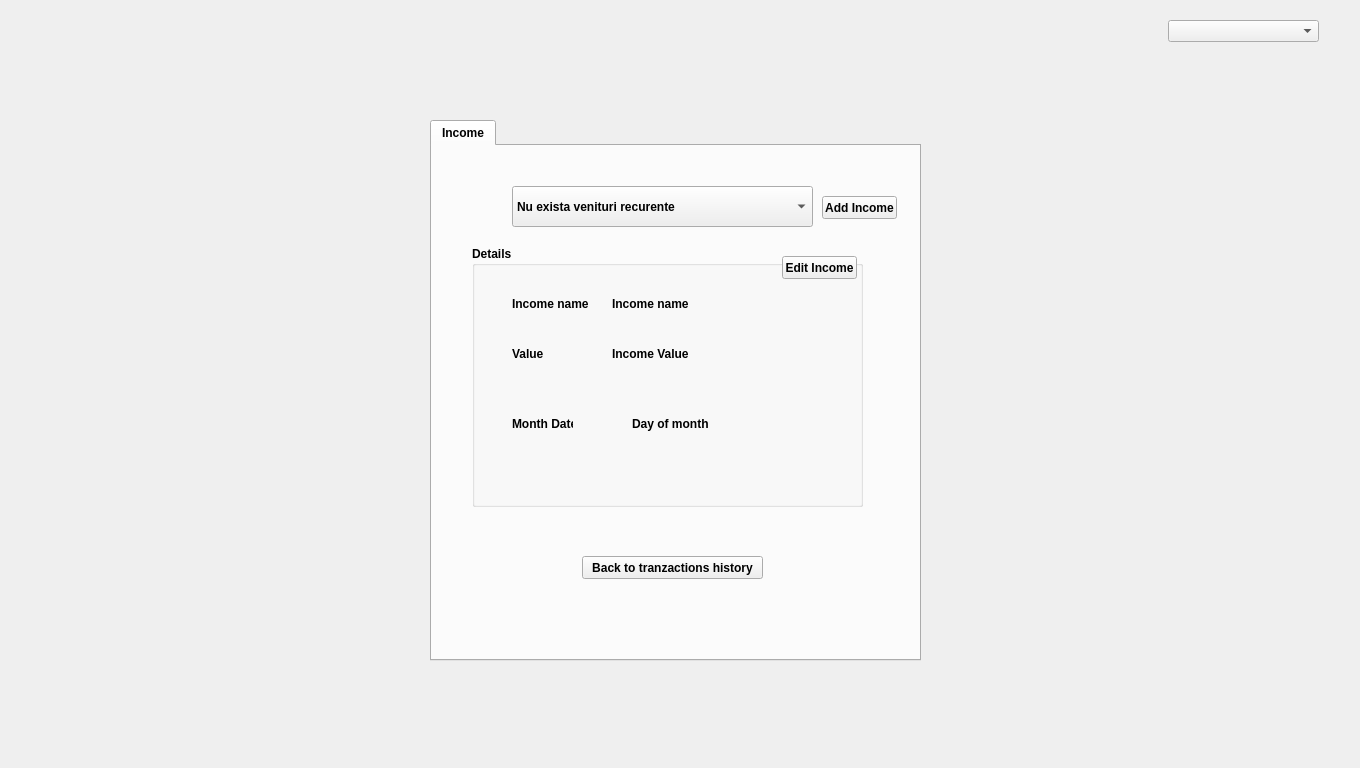
This is 3_Solution/CleverClient/dashboard.ui in georgecpp/CleverPocket as Qt 5 draws it before an edit. The edited form follows.
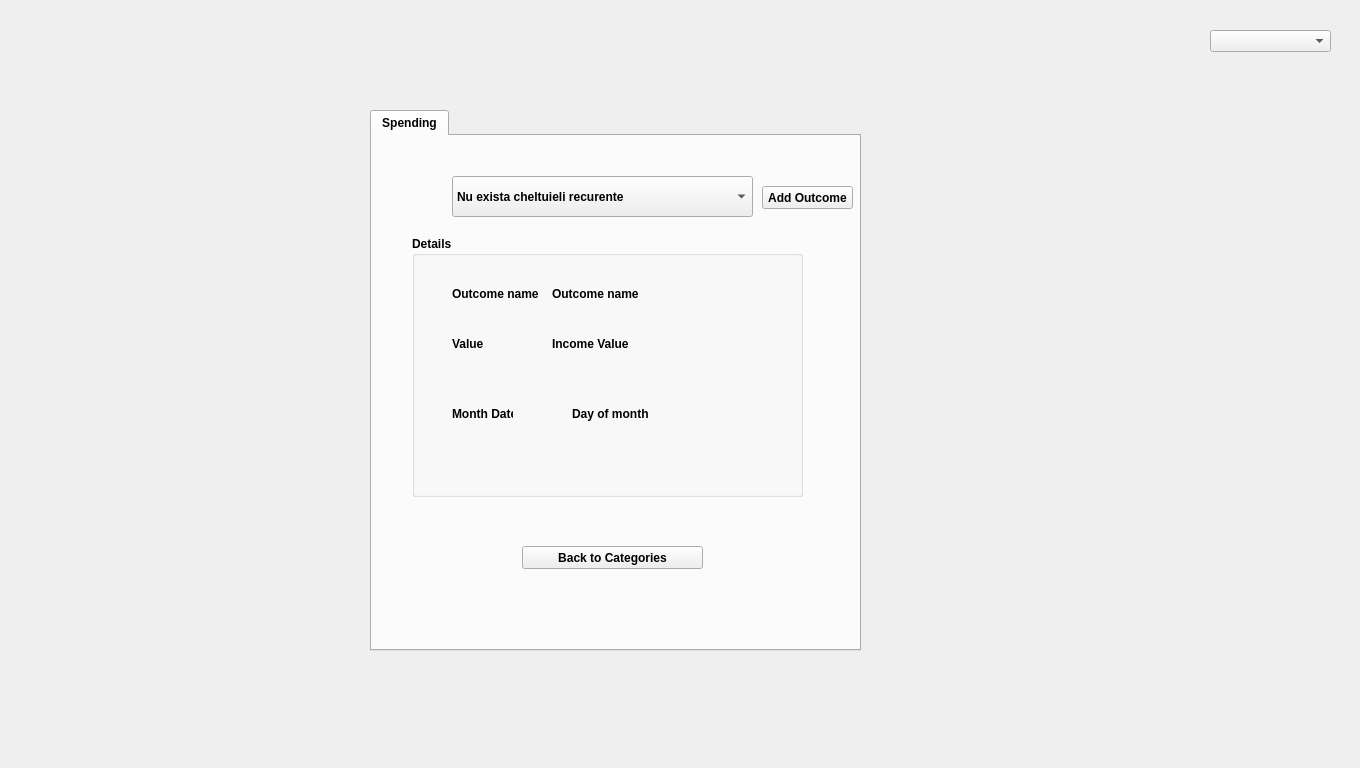
This is the edited form.

Commit message: [UPDATE]: Recurrent Spending/Income integrated

```diff
--- a/3_Solution/CleverClient/dashboard.ui
+++ b/3_Solution/CleverClient/dashboard.ui
@@ -37,7 +37,7 @@
     <string notr="true"/>
    </property>
    <property name="currentIndex">
-    <number>6</number>
+    <number>7</number>
    </property>
    <widget class="QWidget" name="dashboardPage">
     <widget class="QCommandLinkButton" name="financesCommandLinkButton">
@@ -1293,6 +1293,168 @@
      </widget>
     </widget>
    </widget>
+   <widget class="QWidget" name="periodicallyOutcomePage">
+    <widget class="QTabWidget" name="outcomeTabWidget">
+     <property name="geometry">
+      <rect>
+       <x>370</x>
+       <y>110</y>
+       <width>491</width>
+       <height>541</height>
+      </rect>
+     </property>
+     <property name="currentIndex">
+      <number>0</number>
+     </property>
+     <widget class="QWidget" name="outcomeTab">
+      <attribute name="title">
+       <string>Spending</string>
+      </attribute>
+      <widget class="QComboBox" name="outcomePicker">
+       <property name="geometry">
+        <rect>
+         <x>80</x>
+         <y>40</y>
+         <width>301</width>
+         <height>41</height>
+        </rect>
+       </property>
+       <item>
+        <property name="text">
+         <string>Nu exista cheltuieli recurente</string>
+        </property>
+       </item>
+      </widget>
+      <widget class="QGroupBox" name="cardDetailsGroupBox_3">
+       <property name="geometry">
+        <rect>
+         <x>40</x>
+         <y>100</y>
+         <width>391</width>
+         <height>261</height>
+        </rect>
+       </property>
+       <property name="title">
+        <string>Details</string>
+       </property>
+       <widget class="QLabel" name="validUntilLabel_4">
+        <property name="geometry">
+         <rect>
+          <x>40</x>
+          <y>170</y>
+          <width>61</width>
+          <height>16</height>
+         </rect>
+        </property>
+        <property name="text">
+         <string>Month Date</string>
+        </property>
+       </widget>
+       <widget class="QLabel" name="outcomeDayOfMonthLineEdit">
+        <property name="geometry">
+         <rect>
+          <x>160</x>
+          <y>170</y>
+          <width>141</width>
+          <height>16</height>
+         </rect>
+        </property>
+        <property name="text">
+         <string>Day of month</string>
+        </property>
+       </widget>
+       <widget class="QLabel" name="cardNameLabel_4">
+        <property name="geometry">
+         <rect>
+          <x>40</x>
+          <y>50</y>
+          <width>91</width>
+          <height>16</height>
+         </rect>
+        </property>
+        <property name="text">
+         <string>Outcome name</string>
+        </property>
+       </widget>
+       <widget class="QLabel" name="outcomeNameLineEdit">
+        <property name="geometry">
+         <rect>
+          <x>140</x>
+          <y>50</y>
+          <width>211</width>
+          <height>16</height>
+         </rect>
+        </property>
+        <property name="text">
+         <string>Outcome name</string>
+        </property>
+       </widget>
+       <widget class="QLabel" name="label_6">
+        <property name="geometry">
+         <rect>
+          <x>40</x>
+          <y>100</y>
+          <width>61</width>
+          <height>16</height>
+         </rect>
+        </property>
+        <property name="text">
+         <string>Value</string>
+        </property>
+       </widget>
+       <widget class="QLabel" name="outcomeValueLineEdit">
+        <property name="geometry">
+         <rect>
+          <x>140</x>
+          <y>100</y>
+          <width>101</width>
+          <height>16</height>
+         </rect>
+        </property>
+        <property name="text">
+         <string>Income Value</string>
+        </property>
+       </widget>
+      </widget>
+      <widget class="QPushButton" name="addoutcomePushButton">
+       <property name="geometry">
+        <rect>
+         <x>390</x>
+         <y>50</y>
+         <width>91</width>
+         <height>23</height>
+        </rect>
+       </property>
+       <property name="text">
+        <string>Add Outcome</string>
+       </property>
+      </widget>
+      <widget class="QPushButton" name="outcomeBackToCategoriesPushButton">
+       <property name="geometry">
+        <rect>
+         <x>150</x>
+         <y>410</y>
+         <width>181</width>
+         <height>23</height>
+        </rect>
+       </property>
+       <property name="text">
+        <string>Back to Categories</string>
+       </property>
+      </widget>
+     </widget>
+    </widget>
+    <widget class="QComboBox" name="outcomeOptions">
+     <property name="geometry">
+      <rect>
+       <x>1210</x>
+       <y>30</y>
+       <width>121</width>
+       <height>22</height>
+      </rect>
+     </property>
+    </widget>
+   </widget>
   </widget>
  </widget>
  <layoutdefault spacing="6" margin="11"/>
```
Left out of the diff: 2 changed lines with no effect on the pictures. The commit also changes 19 other files.
